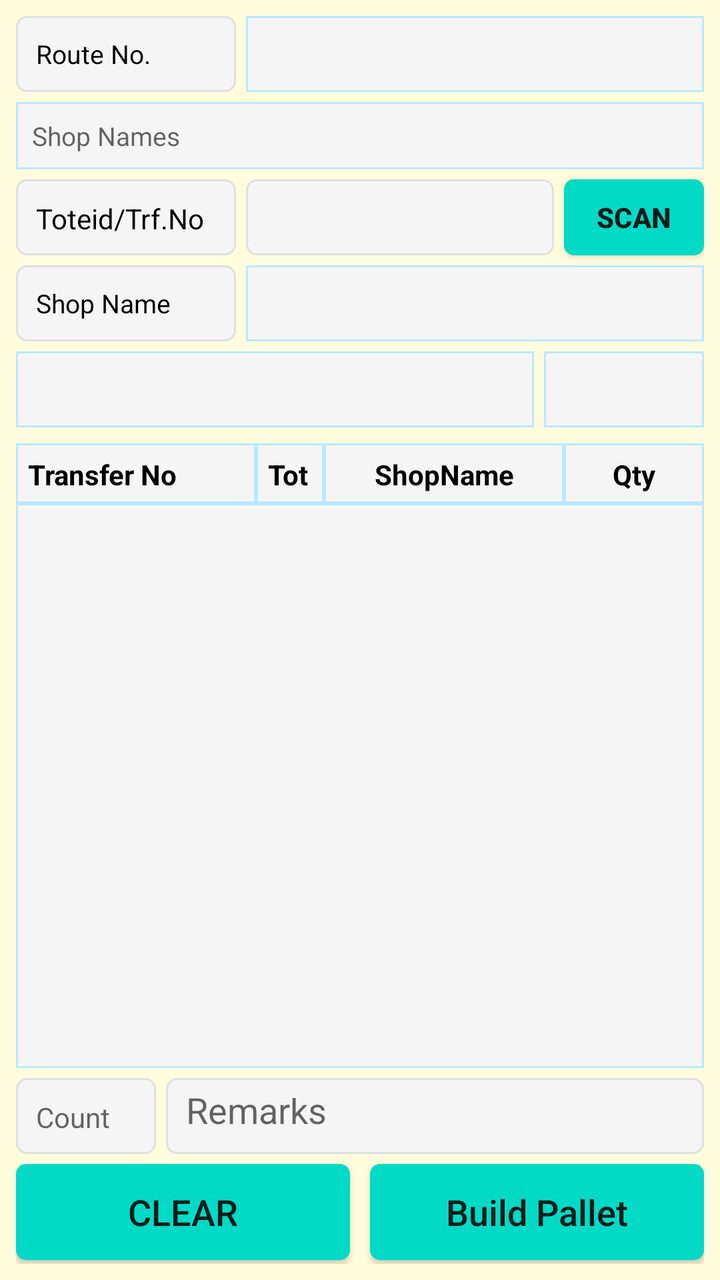
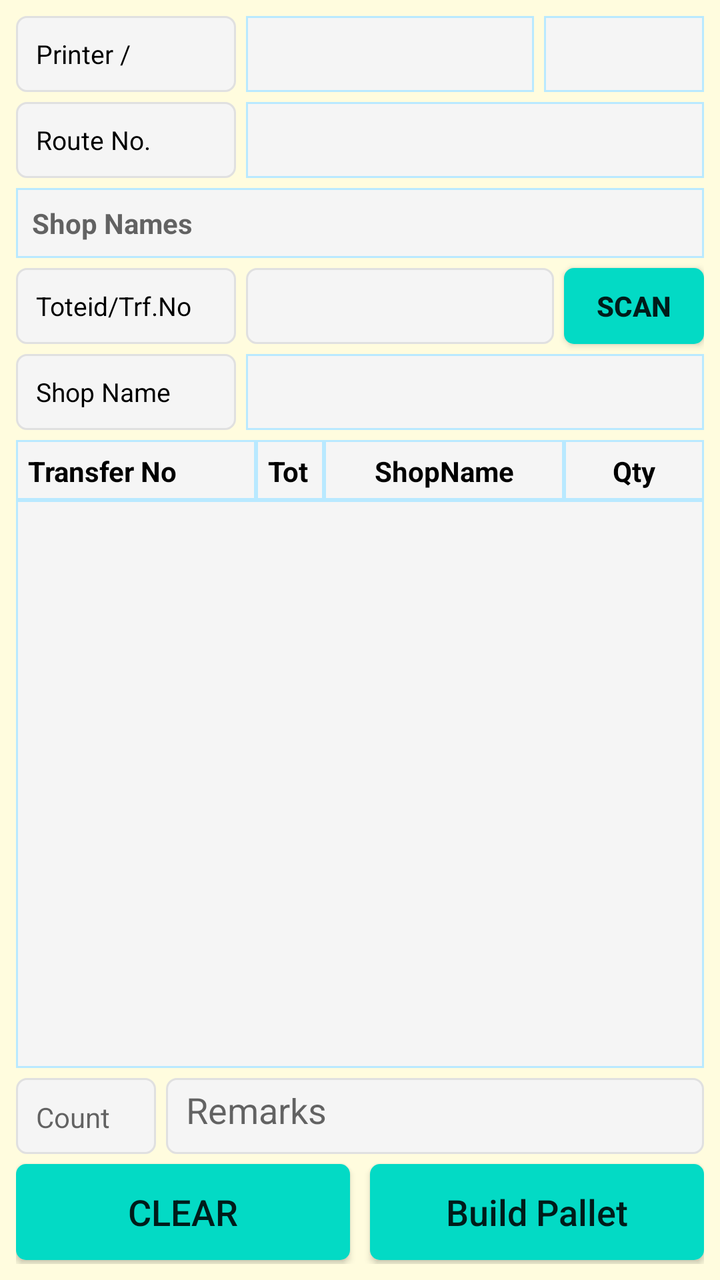

Screens rendered from an Android XML layout before and after an edit, with the pre-edit source and the edit as a unified diff.
<!-- AndroidManifest.xml: application theme AppTheme -->
<!-- res/layout/fragment_building_delivery_pallet.xml -->
<?xml version="1.0" encoding="utf-8"?>
<FrameLayout xmlns:android="http://schemas.android.com/apk/res/android"
    xmlns:app="http://schemas.android.com/apk/res-auto"
    xmlns:tools="http://schemas.android.com/tools"
    android:layout_width="match_parent"
    android:layout_height="match_parent"
    android:background="@color/backColor"
    tools:context=".ui.buildingdelpallet.BuildingDeliveryPalletFragment">

    <androidx.constraintlayout.widget.ConstraintLayout
        android:layout_width="match_parent"
        android:layout_height="match_parent"
        android:padding="8dp">

        <TextView
            android:id="@+id/tv_plt_route_no"
            android:layout_width="110dp"
            android:layout_height="38dp"
            android:background="@drawable/et_custom"
            android:gravity="left"
            android:hint=""
            android:padding="10dp"
            android:text="Route No."
            android:textColor="@color/coloBlack"
            android:textSize="13sp"
            app:layout_constraintStart_toStartOf="parent"
            app:layout_constraintTop_toTopOf="parent" />

        <Spinner
            android:id="@+id/sp_plt_route_id"
            android:layout_width="0dp"
            android:layout_height="38dp"
            android:layout_marginLeft="5dp"
            android:background="@drawable/et_custom_total"
            android:gravity="center"
            android:hint=""
            android:padding="8dp"
            android:textSize="13sp"
            app:layout_constraintEnd_toEndOf="parent"
            app:layout_constraintStart_toEndOf="@+id/tv_plt_route_no"
            app:layout_constraintTop_toTopOf="@+id/tv_plt_route_no"
            tools:ignore="SpeakableTextPresentCheck,TouchTargetSizeCheck" />

        <TextView
            android:id="@+id/tv_shopnames_col"
            android:layout_width="0dp"
            android:layout_height="wrap_content"
            android:layout_marginTop="5dp"
            android:background="@drawable/et_custom_total"
            android:hint="Shop Names"
            android:padding="8dp"
            android:textSize="13sp"
            app:layout_constraintEnd_toEndOf="parent"
            app:layout_constraintStart_toStartOf="parent"
            app:layout_constraintTop_toBottomOf="@+id/sp_plt_route_id"></TextView>

        <TextView
            android:id="@+id/tv_plt_toteid"
            android:layout_width="110dp"
            android:layout_height="38dp"
            android:layout_marginTop="5dp"
            android:background="@drawable/et_custom"
            android:gravity="left"
            android:hint=""
            android:padding="10dp"
            android:text="Toteid/Trf.No"
            android:textColor="@color/coloBlack"
            android:textSize="14sp"
            app:layout_constraintStart_toStartOf="parent"
            app:layout_constraintTop_toBottomOf="@id/tv_shopnames_col" />

        <EditText

            android:id="@+id/et_plt_shop_transferno"
            android:layout_width="0dp"
            android:layout_height="38dp"
            android:layout_margin="5dp"
            android:background="@drawable/et_custom"
            android:padding="10dp"
            android:text=""
            android:textColor="@color/coloBlack"
            android:textSize="13sp"
            app:layout_constraintEnd_toStartOf="@+id/bt_transfer_scan"
            app:layout_constraintHorizontal_bias="1.0"
            app:layout_constraintStart_toEndOf="@+id/tv_plt_toteid"
            app:layout_constraintTop_toBottomOf="@+id/tv_shopnames_col">

        </EditText>

        <Button
            android:id="@+id/bt_transfer_scan"
            android:layout_width="70dp"
            android:layout_height="38dp"
            android:background="@drawable/btn_custom1"
            android:text="SCAN"
            android:textAllCaps="false"
            android:textSize="14sp"
            android:textStyle="bold"
            app:layout_constraintEnd_toEndOf="parent"
            app:layout_constraintTop_toTopOf="@+id/tv_plt_toteid"
            tools:ignore="TouchTargetSizeCheck" />

        <TextView
            android:id="@+id/tv_plt_shop"
            android:layout_width="110dp"
            android:layout_height="38dp"
            android:layout_marginTop="5dp"
            android:background="@drawable/et_custom"
            android:gravity="left"
            android:hint=""
            android:padding="10dp"
            android:text="Shop Name"
            android:textColor="@color/coloBlack"
            android:textSize="13sp"
            app:layout_constraintStart_toStartOf="parent"
            app:layout_constraintTop_toBottomOf="@+id/tv_plt_toteid" />

        <Spinner
            android:id="@+id/sp_transfer_printer"
            android:layout_width="0dp"
            android:layout_height="38dp"
            android:layout_marginTop="5dp"
            android:background="@drawable/et_custom_total"
            android:gravity="center"
            android:hint=""
            android:layout_marginRight="5dp"
            android:padding="8dp"
            android:textSize="14sp"
            app:layout_constraintEnd_toStartOf="@+id/sp_transfer_print_copies"
            app:layout_constraintStart_toStartOf="parent"
            app:layout_constraintTop_toBottomOf="@+id/tv_plt_shop"
            tools:ignore="SpeakableTextPresentCheck,TouchTargetSizeCheck" />


        <Spinner
            android:id="@+id/sp_transfer_print_copies"
            android:layout_width="80dp"
            android:layout_height="38dp"
            android:layout_marginRight="0dp"
            android:background="@drawable/et_custom_total"
            android:gravity="center"
            android:hint=""
            android:padding="8dp"
            android:textSize="14sp"
            app:layout_constraintEnd_toEndOf="parent"
            app:layout_constraintTop_toTopOf="@+id/sp_transfer_printer"
            tools:ignore="SpeakableTextPresentCheck,TouchTargetSizeCheck" />










        <Spinner
            android:id="@+id/sp_plt_shopname"
            android:layout_width="0dp"
            android:layout_height="38dp"
            android:layout_marginLeft="5dp"
            android:background="@drawable/et_custom_total"
            android:gravity="center"
            android:hint=""
            android:padding="8dp"
            android:textSize="13sp"
            app:layout_constraintEnd_toEndOf="parent"
            app:layout_constraintStart_toEndOf="@+id/tv_plt_shop"
            app:layout_constraintTop_toTopOf="@+id/tv_plt_shop"
            tools:ignore="SpeakableTextPresentCheck,TouchTargetSizeCheck" />


        <TextView
            android:id="@+id/TextView8"
            android:layout_width="120dp"
            android:layout_height="30dp"
            android:layout_marginTop="8dp"
            android:background="@drawable/et_custom_total"
            android:gravity="left"
            android:hint=""
            android:padding="6dp"
            android:text="Transfer No"
            android:textColor="@color/coloBlack"
            android:textSize="14dp"
            android:textStyle="bold"
            app:layout_constraintStart_toStartOf="parent"
            app:layout_constraintTop_toBottomOf="@+id/sp_transfer_printer" />

        <TextView
            android:id="@+id/TextView6"
            android:layout_width="0dp"
            android:layout_height="30dp"
            android:background="@drawable/et_custom_total"
            android:gravity="left"
            android:hint=""
            android:padding="6dp"
            android:text="Toteid"
            android:textColor="@color/coloBlack"
            android:textSize="14dp"
            android:textStyle="bold"
            app:layout_constraintEnd_toStartOf="@+id/TextView7"
            app:layout_constraintStart_toEndOf="@+id/TextView8"
            app:layout_constraintTop_toTopOf="@+id/TextView8" />

        <TextView
            android:id="@+id/TextView7"
            android:layout_width="120dp"
            android:layout_height="30dp"
            android:background="@drawable/et_custom_total"
            android:gravity="center"
            android:hint=""
            android:padding="6dp"
            android:text="ShopName"
            android:textColor="@color/coloBlack"
            android:textSize="14dp"
            android:textStyle="bold"
            app:layout_constraintEnd_toStartOf="@+id/TextView9"
            app:layout_constraintTop_toTopOf="@+id/TextView6" />

        <TextView
            android:id="@+id/TextView9"
            android:layout_width="70dp"
            android:layout_height="30dp"
            android:background="@drawable/et_custom_total"
            android:gravity="center"
            android:hint=""
            android:padding="6dp"
            android:text="Qty"
            android:textColor="@color/coloBlack"
            android:textSize="14dp"
            android:textStyle="bold"
            app:layout_constraintEnd_toEndOf="parent"
            app:layout_constraintTop_toTopOf="@+id/TextView8" />

        <ListView
            android:id="@+id/lv_div_seperate_det"
            android:layout_width="0dp"
            android:layout_height="0dp"
            android:layout_marginBottom="5dp"
            android:background="@drawable/et_custom_total"
            app:layout_constraintEnd_toEndOf="parent"
            app:layout_constraintHorizontal_bias="0.0"
            app:layout_constraintStart_toStartOf="parent"
            app:layout_constraintTop_toBottomOf="@+id/TextView8"
            app:layout_constraintBottom_toTopOf="@+id/et_remarks" />

        <EditText
            android:id="@+id/et_remarks"
            android:layout_width="0dp"
            android:layout_height="38dp"
            android:layout_marginBottom="5dp"
            android:background="@drawable/et_custom"
            android:hint="Remarks"
            android:padding="10dp"
            android:textAllCaps="false"
            android:textSize="18sp"
            app:layout_constraintBottom_toTopOf="@+id/bt_status_clear"
            app:layout_constraintEnd_toEndOf="parent"
            app:layout_constraintStart_toEndOf="@+id/tv_count" />

        <TextView
            android:id="@+id/tv_count"
            android:layout_width="70dp"
            android:layout_height="38dp"
            android:layout_marginRight="5dp"
            android:background="@drawable/et_custom"
            android:gravity="left"
            android:hint="Count"
            android:padding="10dp"
            android:textColor="@color/coloBlack"
            android:textSize="14dp"
            app:layout_constraintBottom_toBottomOf="@+id/et_remarks"
            app:layout_constraintEnd_toStartOf="@+id/et_remarks"
            app:layout_constraintStart_toStartOf="parent"
            app:layout_constraintTop_toTopOf="@+id/et_remarks" />

        <Button
            android:id="@+id/bt_status_clear"
            android:layout_width="0dp"
            android:layout_height="wrap_content"
            android:layout_marginBottom="2dp"
            android:background="@drawable/btn_custom1"
            android:text="CLEAR"
            android:textAllCaps="false"
            android:textSize="18sp"
            app:layout_constraintBottom_toBottomOf="parent"
            app:layout_constraintEnd_toStartOf="@+id/textView2"
            app:layout_constraintStart_toStartOf="parent" />

        <Button
            android:id="@+id/bt_status_build_plt"
            android:layout_width="0dp"
            android:layout_height="wrap_content"
            android:layout_marginBottom="2dp"
            android:background="@drawable/btn_custom1"
            android:text="Build Pallet"
            android:textAllCaps="false"
            android:textSize="18sp"
            app:layout_constraintBottom_toBottomOf="parent"
            app:layout_constraintEnd_toEndOf="parent"
            app:layout_constraintStart_toEndOf="@+id/textView2" />

        <TextView
            android:id="@+id/textView2"
            android:layout_width="wrap_content"
            android:layout_height="wrap_content"
            android:layout_marginStart="16dp"
            android:layout_marginLeft="16dp"
            android:layout_marginEnd="16dp"
            android:layout_marginRight="16dp"
            android:text="   "
            android:textColor="@color/colorAccent"
            app:layout_constraintBottom_toBottomOf="parent"
            app:layout_constraintEnd_toEndOf="parent"
            app:layout_constraintStart_toStartOf="parent"
            tools:ignore="SpeakableTextPresentCheck" />

</androidx.constraintlayout.widget.ConstraintLayout>


</FrameLayout>
<!-- resources referenced by this layout -->
<resources>
  <color name="backColor">#FFFCDE</color>
  <color name="coloBlack">#000000</color>
  <color name="colorAccent">#000000</color>
  <!-- drawable btn_custom1 (drawable) -->
  <?xml version="1.0" encoding="utf-8"?>
  <shape xmlns:android="http://schemas.android.com/apk/res/android"
      android:padding="10dp"
      android:shape="rectangle" >
  
      <solid android:color="@color/colorBtn" />
  
      <corners
          android:bottomLeftRadius="5dp"
          android:bottomRightRadius="5dp"
          android:topLeftRadius="5dp"
          android:topRightRadius="5dp" />
  
  </shape>
  <!-- drawable et_custom (drawable) -->
  <?xml version="1.0" encoding="utf-8"?>
  <shape xmlns:android="http://schemas.android.com/apk/res/android"
      android:padding="10dp"
      android:shape="rectangle" >
  
      <solid android:color="#f5f5f5" />
  
      <stroke
          android:width="1dp"
          android:color="#e0e0e0" />
  
      <corners
          android:bottomLeftRadius="5dp"
          android:bottomRightRadius="5dp"
          android:topLeftRadius="5dp"
          android:topRightRadius="5dp" />
  
  </shape>
  <!-- drawable et_custom_total (drawable) -->
  <?xml version="1.0" encoding="utf-8"?>
  <shape xmlns:android="http://schemas.android.com/apk/res/android"
      android:padding="10dp"
      android:shape="rectangle" >
  
      <solid android:color="#f5f5f5" />
  
      <stroke
          android:width="1dp"
          android:color="#B9E9FF" />
  
      <corners
          android:bottomLeftRadius="0dp"
          android:bottomRightRadius="0dp"
          android:topLeftRadius="0dp"
          android:topRightRadius="0dp" />
  
  </shape>
  <style name="AppTheme" parent="Theme.AppCompat.Light.NoActionBar">
          
          <item name="colorPrimary">@color/colorPrimary</item>
          <item name="colorPrimaryDark">@color/colorPrimaryDark</item>
          <item name="colorAccent">@color/colorAccent</item>
      </style>
  <color name="colorBtn">#03DAC5</color>
  <color name="colorPrimary">#ffb200</color>
  <color name="colorPrimaryDark">#ffb200</color>
</resources>

<!-- the commit's change to res/layout/fragment_building_delivery_pallet.xml (unified diff, before → after) -->
@@ -13,9 +13,24 @@
         android:padding="8dp">
 
         <TextView
+            android:id="@+id/tv_plt_route_printer"
+            android:layout_width="110dp"
+            android:layout_height="38dp"
+            android:background="@drawable/et_custom"
+            android:gravity="left"
+            android:hint=""
+            android:padding="10dp"
+            android:text="Printer / Copies"
+            android:textColor="@color/coloBlack"
+            android:textSize="13sp"
+            app:layout_constraintStart_toStartOf="parent"
+            app:layout_constraintTop_toTopOf="parent" />
+
+        <TextView
             android:id="@+id/tv_plt_route_no"
             android:layout_width="110dp"
             android:layout_height="38dp"
+            android:layout_marginTop="5dp"
             android:background="@drawable/et_custom"
             android:gravity="left"
             android:hint=""
@@ -24,7 +39,7 @@
             android:textColor="@color/coloBlack"
             android:textSize="13sp"
             app:layout_constraintStart_toStartOf="parent"
-            app:layout_constraintTop_toTopOf="parent" />
+            app:layout_constraintTop_toBottomOf="@+id/tv_plt_route_printer" />
 
         <Spinner
             android:id="@+id/sp_plt_route_id"
@@ -49,7 +64,8 @@
             android:background="@drawable/et_custom_total"
             android:hint="Shop Names"
             android:padding="8dp"
-            android:textSize="13sp"
+            android:textSize="14sp"
+            android:textStyle="bold"
             app:layout_constraintEnd_toEndOf="parent"
             app:layout_constraintStart_toStartOf="parent"
             app:layout_constraintTop_toBottomOf="@+id/sp_plt_route_id"></TextView>
@@ -65,7 +81,7 @@
             android:padding="10dp"
             android:text="Toteid/Trf.No"
             android:textColor="@color/coloBlack"
-            android:textSize="14sp"
+            android:textSize="13sp"
             app:layout_constraintStart_toStartOf="parent"
             app:layout_constraintTop_toBottomOf="@id/tv_shopnames_col" />
 
@@ -119,16 +135,16 @@
             android:id="@+id/sp_transfer_printer"
             android:layout_width="0dp"
             android:layout_height="38dp"
-            android:layout_marginTop="5dp"
-            android:background="@drawable/et_custom_total"
-            android:gravity="center"
-            android:hint=""
             android:layout_marginRight="5dp"
-            android:padding="8dp"
-            android:textSize="14sp"
+            android:layout_marginLeft="5dp"
+            android:background="@drawable/et_custom_total"
+            android:gravity="center"
+            android:hint=""
+            android:padding="8dp"
+            android:textSize="13sp"
             app:layout_constraintEnd_toStartOf="@+id/sp_transfer_print_copies"
-            app:layout_constraintStart_toStartOf="parent"
-            app:layout_constraintTop_toBottomOf="@+id/tv_plt_shop"
+            app:layout_constraintStart_toEndOf="@+id/tv_plt_route_printer"
+            app:layout_constraintTop_toTopOf="@+id/tv_plt_route_printer"
             tools:ignore="SpeakableTextPresentCheck,TouchTargetSizeCheck" />
 
 
@@ -141,7 +157,7 @@
             android:gravity="center"
             android:hint=""
             android:padding="8dp"
-            android:textSize="14sp"
+            android:textSize="13sp"
             app:layout_constraintEnd_toEndOf="parent"
             app:layout_constraintTop_toTopOf="@+id/sp_transfer_printer"
             tools:ignore="SpeakableTextPresentCheck,TouchTargetSizeCheck" />
@@ -175,7 +191,7 @@
             android:id="@+id/TextView8"
             android:layout_width="120dp"
             android:layout_height="30dp"
-            android:layout_marginTop="8dp"
+            android:layout_marginTop="5dp"
             android:background="@drawable/et_custom_total"
             android:gravity="left"
             android:hint=""
@@ -185,7 +201,7 @@
             android:textSize="14dp"
             android:textStyle="bold"
             app:layout_constraintStart_toStartOf="parent"
-            app:layout_constraintTop_toBottomOf="@+id/sp_transfer_printer" />
+            app:layout_constraintTop_toBottomOf="@+id/tv_plt_shop" />
 
         <TextView
             android:id="@+id/TextView6"
